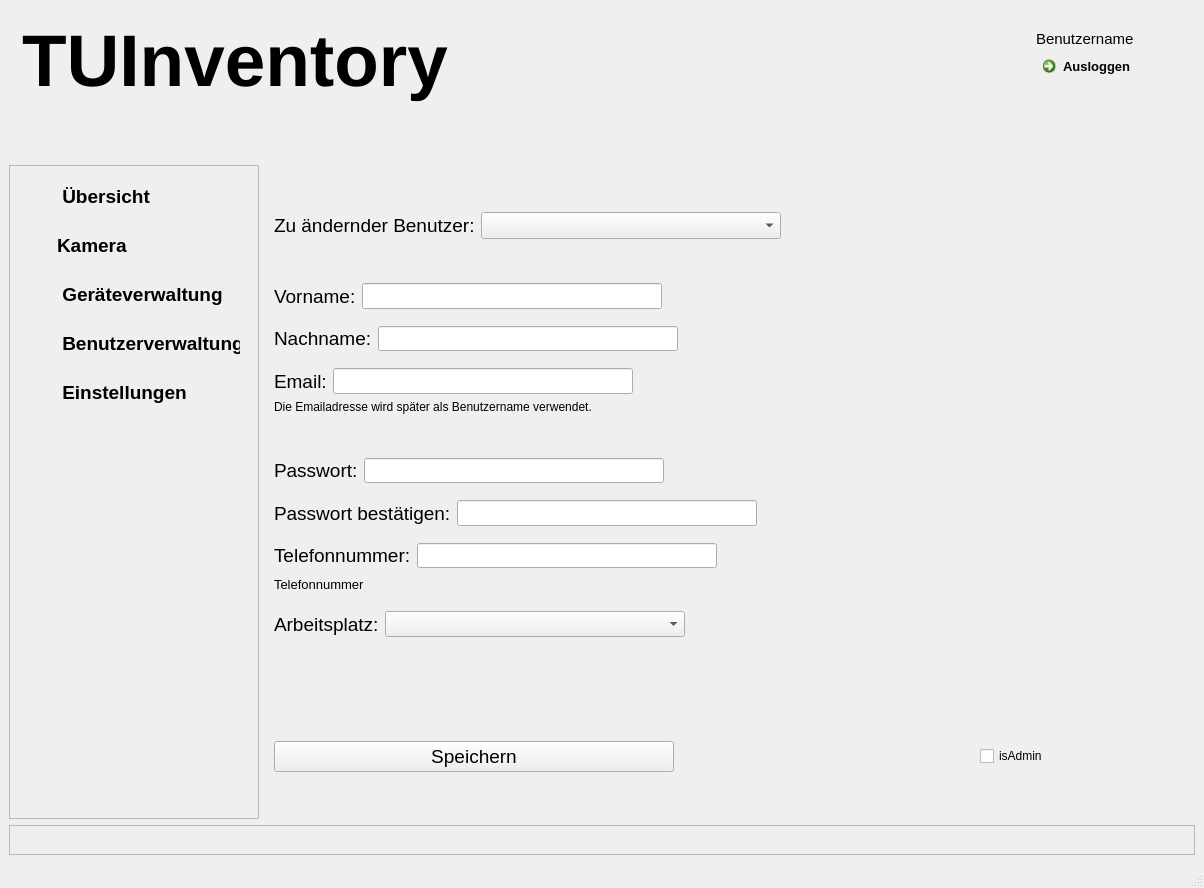
SV-97/TUInventory, file TUInventory/mainScaling.ui: the form before one commit.
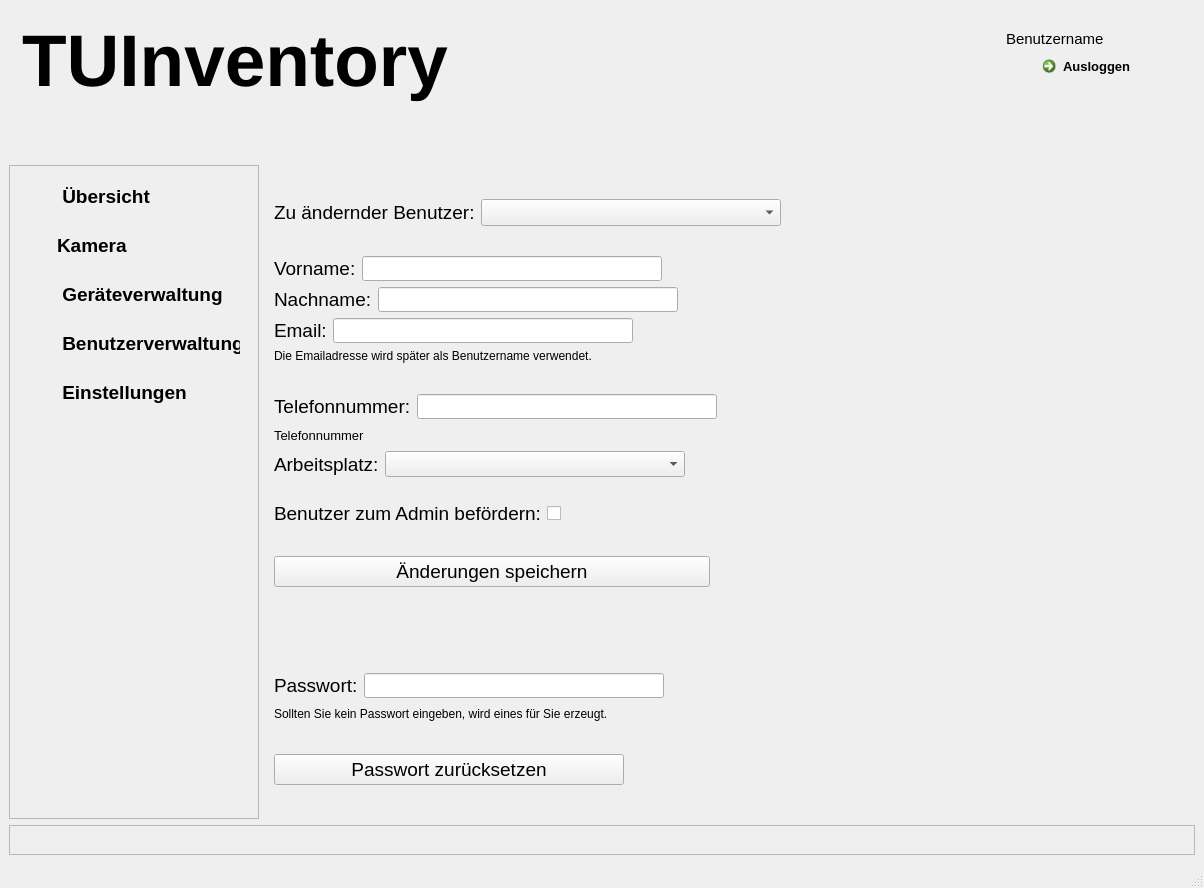
The form after the commit. The open tabs and pages were chosen to show the change. Icons and pictures are not drawn.

Commit message: User can be set to admin now

The edit to the form file:
```diff
--- a/TUInventory/mainScaling.ui
+++ b/TUInventory/mainScaling.ui
@@ -168,9 +168,9 @@
            <widget class="QLabel" name="label">
             <property name="geometry">
              <rect>
-              <x>91</x>
+              <x>61</x>
               <y>20</y>
-              <width>101</width>
+              <width>171</width>
               <height>20</height>
              </rect>
             </property>
@@ -1831,172 +1831,6 @@
                 </property>
                </spacer>
               </item>
-              <item>
-               <layout class="QHBoxLayout" name="horizontalLayout_30">
-                <item>
-                 <widget class="QLabel" name="label_30">
-                  <property name="font">
-                   <font>
-                    <pointsize>14</pointsize>
-                   </font>
-                  </property>
-                  <property name="text">
-                   <string>Passwort:</string>
-                  </property>
-                 </widget>
-                </item>
-                <item>
-                 <spacer name="horizontalSpacer_35">
-                  <property name="orientation">
-                   <enum>Qt::Horizontal</enum>
-                  </property>
-                  <property name="sizeType">
-                   <enum>QSizePolicy::Maximum</enum>
-                  </property>
-                  <property name="sizeHint" stdset="0">
-                   <size>
-                    <width>151</width>
-                    <height>20</height>
-                   </size>
-                  </property>
-                 </spacer>
-                </item>
-                <item>
-                 <widget class="QLineEdit" name="in_password1_admin">
-                  <property name="minimumSize">
-                   <size>
-                    <width>300</width>
-                    <height>25</height>
-                   </size>
-                  </property>
-                  <property name="maximumSize">
-                   <size>
-                    <width>500</width>
-                    <height>16777215</height>
-                   </size>
-                  </property>
-                  <property name="font">
-                   <font>
-                    <pointsize>12</pointsize>
-                   </font>
-                  </property>
-                  <property name="inputMethodHints">
-                   <set>Qt::ImhNoAutoUppercase|Qt::ImhNoPredictiveText|Qt::ImhSensitiveData</set>
-                  </property>
-                  <property name="echoMode">
-                   <enum>QLineEdit::PasswordEchoOnEdit</enum>
-                  </property>
-                 </widget>
-                </item>
-                <item>
-                 <spacer name="horizontalSpacer_36">
-                  <property name="orientation">
-                   <enum>Qt::Horizontal</enum>
-                  </property>
-                  <property name="sizeType">
-                   <enum>QSizePolicy::Maximum</enum>
-                  </property>
-                  <property name="sizeHint" stdset="0">
-                   <size>
-                    <width>800</width>
-                    <height>20</height>
-                   </size>
-                  </property>
-                 </spacer>
-                </item>
-               </layout>
-              </item>
-              <item>
-               <spacer name="verticalSpacer_16">
-                <property name="orientation">
-                 <enum>Qt::Vertical</enum>
-                </property>
-                <property name="sizeType">
-                 <enum>QSizePolicy::Maximum</enum>
-                </property>
-                <property name="sizeHint" stdset="0">
-                 <size>
-                  <width>20</width>
-                  <height>13</height>
-                 </size>
-                </property>
-               </spacer>
-              </item>
-              <item>
-               <layout class="QHBoxLayout" name="horizontalLayout_31">
-                <item>
-                 <widget class="QLabel" name="label_31">
-                  <property name="font">
-                   <font>
-                    <pointsize>14</pointsize>
-                   </font>
-                  </property>
-                  <property name="text">
-                   <string>Passwort bestätigen:</string>
-                  </property>
-                 </widget>
-                </item>
-                <item>
-                 <spacer name="horizontalSpacer_37">
-                  <property name="orientation">
-                   <enum>Qt::Horizontal</enum>
-                  </property>
-                  <property name="sizeType">
-                   <enum>QSizePolicy::Maximum</enum>
-                  </property>
-                  <property name="sizeHint" stdset="0">
-                   <size>
-                    <width>74</width>
-                    <height>20</height>
-                   </size>
-                  </property>
-                 </spacer>
-                </item>
-                <item>
-                 <widget class="QLineEdit" name="in_password2_admin">
-                  <property name="minimumSize">
-                   <size>
-                    <width>300</width>
-                    <height>25</height>
-                   </size>
-                  </property>
-                  <property name="maximumSize">
-                   <size>
-                    <width>500</width>
-                    <height>16777215</height>
-                   </size>
-                  </property>
-                  <property name="font">
-                   <font>
-                    <pointsize>12</pointsize>
-                   </font>
-                  </property>
-                  <property name="inputMethodHints">
-                   <set>Qt::ImhNoAutoUppercase|Qt::ImhNoPredictiveText|Qt::ImhSensitiveData</set>
-                  </property>
-                  <property name="echoMode">
-                   <enum>QLineEdit::PasswordEchoOnEdit</enum>
-                  </property>
-                 </widget>
-                </item>
-                <item>
-                 <spacer name="horizontalSpacer_38">
-                  <property name="orientation">
-                   <enum>Qt::Horizontal</enum>
-                  </property>
-                  <property name="sizeType">
-                   <enum>QSizePolicy::Maximum</enum>
-                  </property>
-                  <property name="sizeHint" stdset="0">
-                   <size>
-                    <width>800</width>
-                    <height>20</height>
-                   </size>
-                  </property>
-                 </spacer>
-                </item>
-               </layout>
-              </item>
               <item>
                <spacer name="verticalSpacer_17">
                 <property name="orientation">
@@ -2234,15 +2068,94 @@
                 </item>
                </layout>
               </item>
+              <item>
+               <spacer name="verticalSpacer_23">
+                <property name="orientation">
+                 <enum>Qt::Vertical</enum>
+                </property>
+                <property name="sizeType">
+                 <enum>QSizePolicy::Maximum</enum>
+                </property>
+                <property name="sizeHint" stdset="0">
+                 <size>
+                  <width>20</width>
+                  <height>35</height>
+                 </size>
+                </property>
+               </spacer>
+              </item>
+              <item>
+               <layout class="QHBoxLayout" name="horizontalLayout_38">
+                <item>
+                 <widget class="QLabel" name="label_35">
+                  <property name="font">
+                   <font>
+                    <pointsize>14</pointsize>
+                   </font>
+                  </property>
+                  <property name="text">
+                   <string>Benutzer zum Admin befördern:</string>
+                  </property>
+                 </widget>
+                </item>
+                <item>
+                 <spacer name="horizontalSpacer_49">
+                  <property name="orientation">
+                   <enum>Qt::Horizontal</enum>
+                  </property>
+                  <property name="sizeType">
+                   <enum>QSizePolicy::Expanding</enum>
+                  </property>
+                  <property name="sizeHint" stdset="0">
+                   <size>
+                    <width>40</width>
+                    <height>20</height>
+                   </size>
+                  </property>
+                 </spacer>
+                </item>
+                <item>
+                 <widget class="QCheckBox" name="checkBox">
+                  <property name="font">
+                   <font>
+                    <pointsize>10</pointsize>
+                   </font>
+                  </property>
+                  <property name="text">
+                   <string/>
+                  </property>
+                 </widget>
+                </item>
+                <item>
+                 <spacer name="horizontalSpacer_37">
+                  <property name="orientation">
+                   <enum>Qt::Horizontal</enum>
+                  </property>
+                  <property name="sizeType">
+                   <enum>QSizePolicy::Maximum</enum>
+                  </property>
+                  <property name="sizeHint" stdset="0">
+                   <size>
+                    <width>1290</width>
+                    <height>20</height>
+                   </size>
+                  </property>
+                 </spacer>
+                </item>
+               </layout>
+              </item>
               <item>
                <spacer name="verticalSpacer_19">
                 <property name="orientation">
                  <enum>Qt::Vertical</enum>
                 </property>
+                <property name="sizeType">
+                 <enum>QSizePolicy::Maximum</enum>
+                </property>
                 <property name="sizeHint" stdset="0">
                  <size>
                   <width>20</width>
-                  <height>100</height>
+                  <height>40</height>
                  </size>
                 </property>
                </spacer>
@@ -2257,9 +2170,15 @@
                     <verstretch>0</verstretch>
                    </sizepolicy>
                   </property>
+                  <property name="minimumSize">
+                   <size>
+                    <width>350</width>
+                    <height>0</height>
+                   </size>
+                  </property>
                   <property name="maximumSize">
                    <size>
-                    <width>400</width>
+                    <width>450</width>
                     <height>16777215</height>
                    </size>
                   </property>
@@ -2269,7 +2188,7 @@
                    </font>
                   </property>
                   <property name="text">
-                   <string>Speichern</string>
+                   <string>Änderungen speichern</string>
                   </property>
                  </widget>
                 </item>
@@ -2279,35 +2198,203 @@
                    <enum>Qt::Horizontal</enum>
                   </property>
                   <property name="sizeType">
-                   <enum>QSizePolicy::Maximum</enum>
+                   <enum>QSizePolicy::Expanding</enum>
                   </property>
                   <property name="sizeHint" stdset="0">
                    <size>
-                    <width>300</width>
+                    <width>250</width>
                     <height>20</height>
                    </size>
                   </property>
                  </spacer>
                 </item>
-                <item>
-                 <widget class="QCheckBox" name="checkBox_2">
-                  <property name="font">
-                   <font>
-                    <pointsize>9</pointsize>
-                   </font>
-                  </property>
-                  <property name="text">
-                   <string>isAdmin</string>
-                  </property>
-                 </widget>
-                </item>
                 <item>
                  <spacer name="horizontalSpacer_46">
                   <property name="orientation">
                    <enum>Qt::Horizontal</enum>
                   </property>
                   <property name="sizeType">
-                   <enum>QSizePolicy::Preferred</enum>
+                   <enum>QSizePolicy::Maximum</enum>
+                  </property>
+                  <property name="sizeHint" stdset="0">
+                   <size>
+                    <width>40</width>
+                    <height>20</height>
+                   </size>
+                  </property>
+                 </spacer>
+                </item>
+               </layout>
+              </item>
+              <item>
+               <spacer name="verticalSpacer_16">
+                <property name="orientation">
+                 <enum>Qt::Vertical</enum>
+                </property>
+                <property name="sizeType">
+                 <enum>QSizePolicy::MinimumExpanding</enum>
+                </property>
+                <property name="sizeHint" stdset="0">
+                 <size>
+                  <width>20</width>
+                  <height>80</height>
+                 </size>
+                </property>
+               </spacer>
+              </item>
+              <item>
+               <layout class="QHBoxLayout" name="horizontalLayout_30">
+                <item>
+                 <widget class="QLabel" name="label_30">
+                  <property name="font">
+                   <font>
+                    <pointsize>14</pointsize>
+                   </font>
+                  </property>
+                  <property name="text">
+                   <string>Passwort:</string>
+                  </property>
+                 </widget>
+                </item>
+                <item>
+                 <spacer name="horizontalSpacer_35">
+                  <property name="orientation">
+                   <enum>Qt::Horizontal</enum>
+                  </property>
+                  <property name="sizeType">
+                   <enum>QSizePolicy::Maximum</enum>
+                  </property>
+                  <property name="sizeHint" stdset="0">
+                   <size>
+                    <width>151</width>
+                    <height>20</height>
+                   </size>
+                  </property>
+                 </spacer>
+                </item>
+                <item>
+                 <widget class="QLineEdit" name="in_password1_admin">
+                  <property name="minimumSize">
+                   <size>
+                    <width>300</width>
+                    <height>25</height>
+                   </size>
+                  </property>
+                  <property name="maximumSize">
+                   <size>
+                    <width>500</width>
+                    <height>16777215</height>
+                   </size>
+                  </property>
+                  <property name="font">
+                   <font>
+                    <pointsize>12</pointsize>
+                   </font>
+                  </property>
+                  <property name="inputMethodHints">
+                   <set>Qt::ImhNoAutoUppercase|Qt::ImhNoPredictiveText|Qt::ImhSensitiveData</set>
+                  </property>
+                  <property name="echoMode">
+                   <enum>QLineEdit::PasswordEchoOnEdit</enum>
+                  </property>
+                 </widget>
+                </item>
+                <item>
+                 <spacer name="horizontalSpacer_36">
+                  <property name="orientation">
+                   <enum>Qt::Horizontal</enum>
+                  </property>
+                  <property name="sizeType">
+                   <enum>QSizePolicy::Maximum</enum>
+                  </property>
+                  <property name="sizeHint" stdset="0">
+                   <size>
+                    <width>800</width>
+                    <height>20</height>
+                   </size>
+                  </property>
+                 </spacer>
+                </item>
+               </layout>
+              </item>
+              <item>
+               <layout class="QHBoxLayout" name="horizontalLayout_31">
+                <item>
+                 <widget class="QLabel" name="label_31">
+                  <property name="font">
+                   <font>
+                    <pointsize>9</pointsize>
+                   </font>
+                  </property>
+                  <property name="text">
+                   <string>Sollten Sie kein Passwort eingeben, wird eines für Sie erzeugt.</string>
+                  </property>
+                 </widget>
+                </item>
+                <item>
+                 <spacer name="horizontalSpacer_38">
+                  <property name="orientation">
+                   <enum>Qt::Horizontal</enum>
+                  </property>
+                  <property name="sizeType">
+                   <enum>QSizePolicy::Maximum</enum>
+                  </property>
+                  <property name="sizeHint" stdset="0">
+                   <size>
+                    <width>800</width>
+                    <height>20</height>
+                   </size>
+                  </property>
+                 </spacer>
+                </item>
+               </layout>
+              </item>
+              <item>
+               <spacer name="verticalSpacer_22">
+                <property name="orientation">
+                 <enum>Qt::Vertical</enum>
+                </property>
+                <property name="sizeType">
+                 <enum>QSizePolicy::Maximum</enum>
+                </property>
+                <property name="sizeHint" stdset="0">
+                 <size>
+                  <width>20</width>
+                  <height>40</height>
+                 </size>
+                </property>
+               </spacer>
+              </item>
+              <item>
+               <layout class="QHBoxLayout" name="horizontalLayout_37">
+                <item>
+                 <widget class="QPushButton" name="b_user_reset_admin">
+                  <property name="minimumSize">
+                   <size>
+                    <width>350</width>
+                    <height>0</height>
+                   </size>
+                  </property>
+                  <property name="maximumSize">
+                   <size>
+                    <width>450</width>
+                    <height>16777215</height>
+                   </size>
+                  </property>
+                  <property name="font">
+                   <font>
+                    <pointsize>14</pointsize>
+                   </font>
+                  </property>
+                  <property name="text">
+                   <string>Passwort zurücksetzen</string>
+                  </property>
+                 </widget>
+                </item>
+                <item>
+                 <spacer name="horizontalSpacer_20">
+                  <property name="orientation">
+                   <enum>Qt::Horizontal</enum>
                   </property>
                   <property name="sizeHint" stdset="0">
                    <size>
```
Left out of the diff: 4 changed lines with no effect on the pictures. The commit also changes 1 other file.
